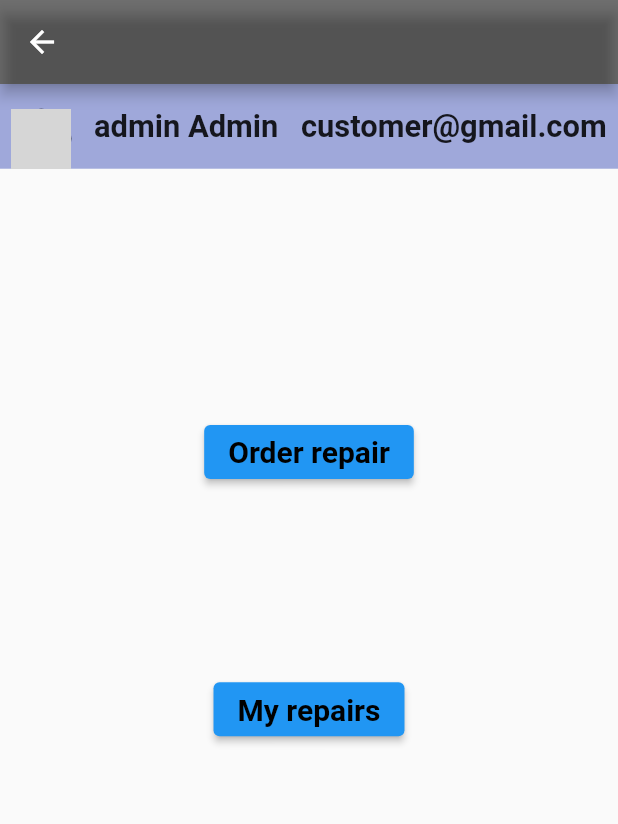
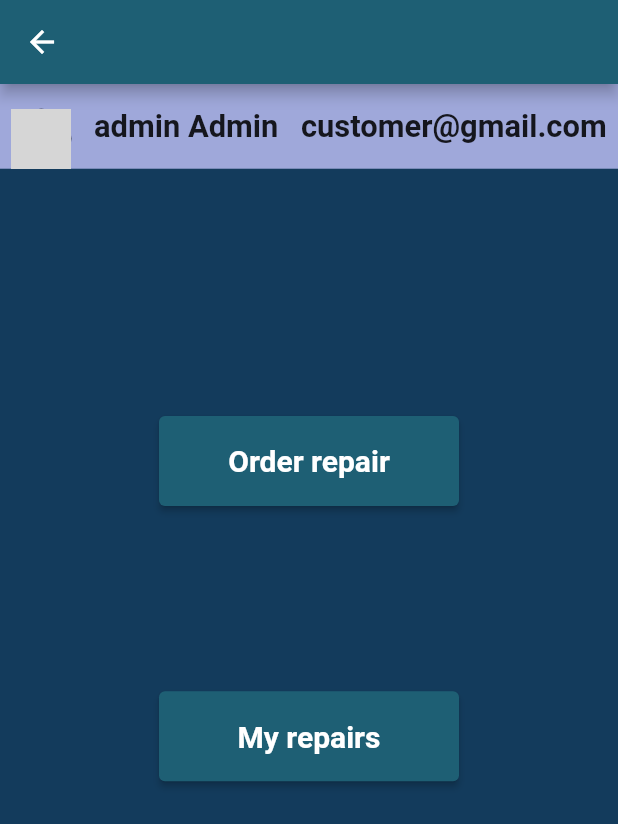
Before and after one commit to FedorViest/MTAA_frontend, a Flutter app: the CustomerScreen screen opened directly, on a phone screen of 412 x 824 dp. Shown: the top 824 px of the screen. Run offline on Flutter 3.47's test engine with Material 2 defaults, Android fonts, the phone set to English and light mode, and no system bars; our stand-ins replace dropdown_button2; grey boxes are pictures that could not be loaded.

Commit message:
pretified customer screen

```diff
--- a/lib/Screens/customer.dart
+++ b/lib/Screens/customer.dart
@@ -14,9 +14,10 @@ class CustomerScreen extends StatelessWidget {
 
     return Scaffold(
       appBar: AppBar(
-        backgroundColor: Colors.black54,
+        backgroundColor: Color(0xFF1E5F74),
       ),
       body: Container(
+        color: Color(0xFF133B5C),
         child: Column(
           children: [
             Profile(),
@@ -29,12 +30,14 @@ class CustomerScreen extends StatelessWidget {
                   onPressed: () {
                     Navigator.of(context).push(MaterialPageRoute(builder: (context) => OrderRepairScreen()));
                   },
+                  style: ElevatedButton.styleFrom(
+                      fixedSize: const Size(200, 60), primary: Color(0xFF1E5F74)),
                   child: const Text(
                     "Order repair",
                     style: TextStyle(
                       fontWeight: FontWeight.bold,
                       fontSize: 20,
-                      color: Colors.black,
+                      color: Colors.white,
                     ),
                   ),
                 ),
@@ -43,12 +46,14 @@ class CustomerScreen extends StatelessWidget {
                   onPressed: () {
                     Navigator.of(context).push(MaterialPageRoute(builder: (context) => MyOrdersScreen()));
                   },
+                  style: ElevatedButton.styleFrom(
+                      fixedSize: const Size(200, 60), primary: Color(0xFF1E5F74)),
                   child: const Text(
                     "My repairs",
                     style: TextStyle(
                       fontWeight: FontWeight.bold,
                       fontSize: 20,
-                      color: Colors.black,
+                      color: Colors.white,
                     ),
                   ),
                 ),
```
